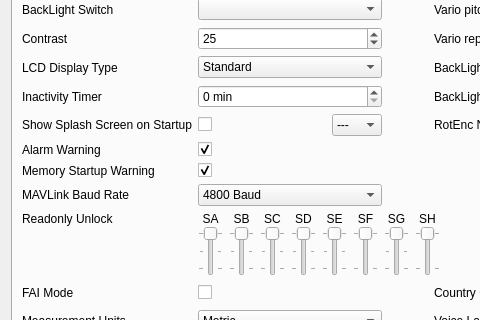
Old version of the form companion/src/generaledit.ui in the repository opentx/opentx; both pictures show x 0 to 480 and y 220 to 540 of the 818 by 912 pixel window.
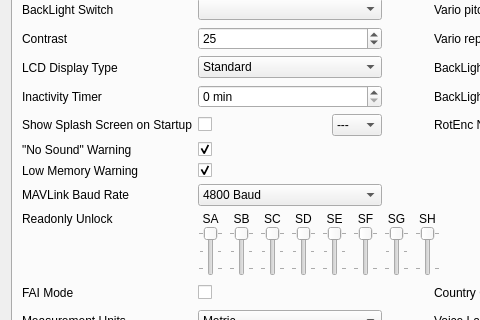
New version of the form.

What changed in the file:
```diff
--- a/companion/src/generaledit.ui
+++ b/companion/src/generaledit.ui
@@ -1471,14 +1471,14 @@
        <item row="13" column="0">
         <widget class="QLabel" name="label_27">
          <property name="text">
-          <string>Alarm Warning</string>
+          <string>&quot;No Sound&quot; Warning</string>
          </property>
         </widget>
        </item>
        <item row="14" column="0">
         <widget class="QLabel" name="label_11">
          <property name="text">
-          <string>Memory Startup Warning</string>
+          <string>Low Memory Warning</string>
          </property>
         </widget>
        </item>
```
